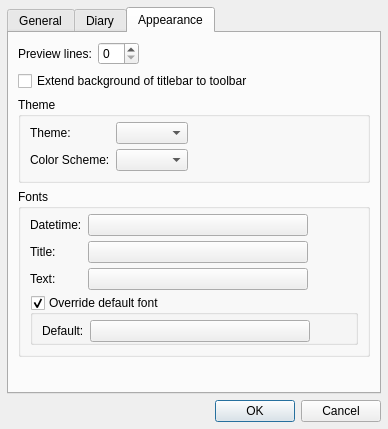
The window that hazama/ui/configdialog.ui (krrr/Hazama) describes before a commit, drawn with Qt 5.
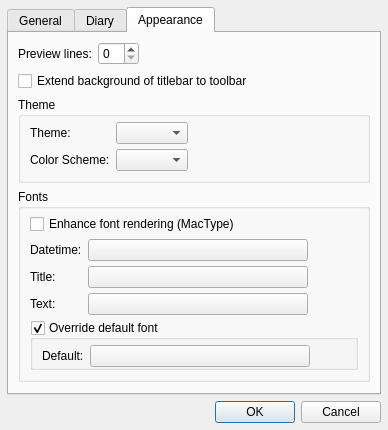
The same window after the commit. The open tabs and pages were chosen to show the change. Icons and pictures are not drawn.

Commit message: Add mactype to improve font rendering

What changed in the file:
```diff
--- a/hazama/ui/configdialog.ui
+++ b/hazama/ui/configdialog.ui
@@ -668,7 +668,7 @@
           <property name="topMargin">
            <number>5</number>
           </property>
-          <item row="0" column="0">
+          <item row="1" column="0">
            <widget class="QLabel" name="dtFontLabel">
             <property name="sizePolicy">
              <sizepolicy hsizetype="Preferred" vsizetype="Preferred">
@@ -681,7 +681,7 @@
             </property>
            </widget>
           </item>
-          <item row="1" column="0">
+          <item row="2" column="0">
            <widget class="QLabel" name="titleFontLabel">
             <property name="sizePolicy">
              <sizepolicy hsizetype="Preferred" vsizetype="Preferred">
@@ -694,7 +694,7 @@
             </property>
            </widget>
           </item>
-          <item row="1" column="1">
+          <item row="2" column="1">
            <widget class="QPushButton" name="titleFontBtn">
             <property name="sizePolicy">
              <sizepolicy hsizetype="Maximum" vsizetype="Fixed">
@@ -713,14 +713,14 @@
             </property>
            </widget>
           </item>
-          <item row="2" column="0">
+          <item row="3" column="0">
            <widget class="QLabel" name="textFontLabel">
             <property name="text">
              <string>Text:</string>
             </property>
            </widget>
           </item>
-          <item row="2" column="1">
+          <item row="3" column="1">
            <widget class="QPushButton" name="textFontBtn">
             <property name="sizePolicy">
              <sizepolicy hsizetype="Maximum" vsizetype="Fixed">
@@ -739,7 +739,7 @@
             </property>
            </widget>
           </item>
-          <item row="3" column="0" colspan="2">
+          <item row="4" column="0" colspan="2">
            <widget class="QGroupBox" name="defFontGBox">
             <property name="title">
              <string>Override default font</string>
@@ -805,7 +805,7 @@
             </layout>
            </widget>
           </item>
-          <item row="0" column="1">
+          <item row="1" column="1">
            <widget class="QPushButton" name="dtFontBtn">
             <property name="sizePolicy">
              <sizepolicy hsizetype="Maximum" vsizetype="Fixed">
@@ -824,6 +824,13 @@
             </property>
            </widget>
           </item>
+          <item row="0" column="0" colspan="2">
+           <widget class="QCheckBox" name="enRenderCheck">
+            <property name="text">
+             <string>Enhance font rendering (MacType)</string>
+            </property>
+           </widget>
+          </item>
          </layout>
         </widget>
        </item>
```
The commit also changes 4 other files.
